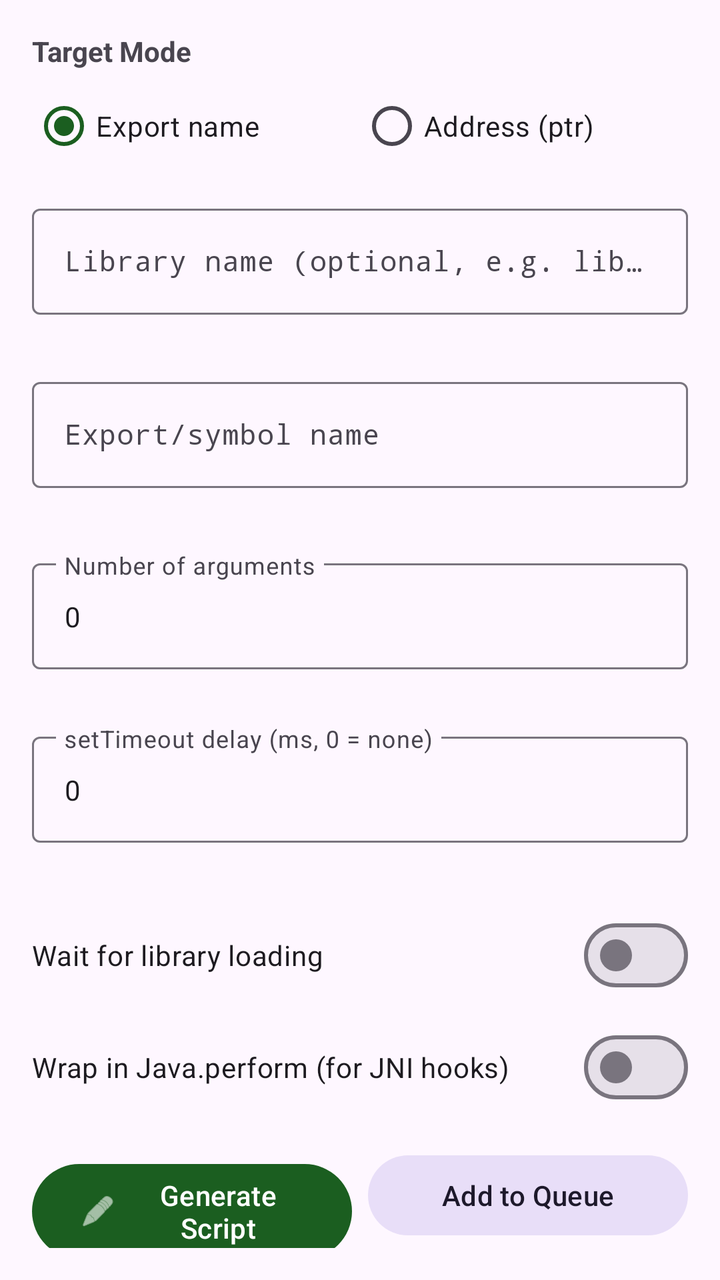
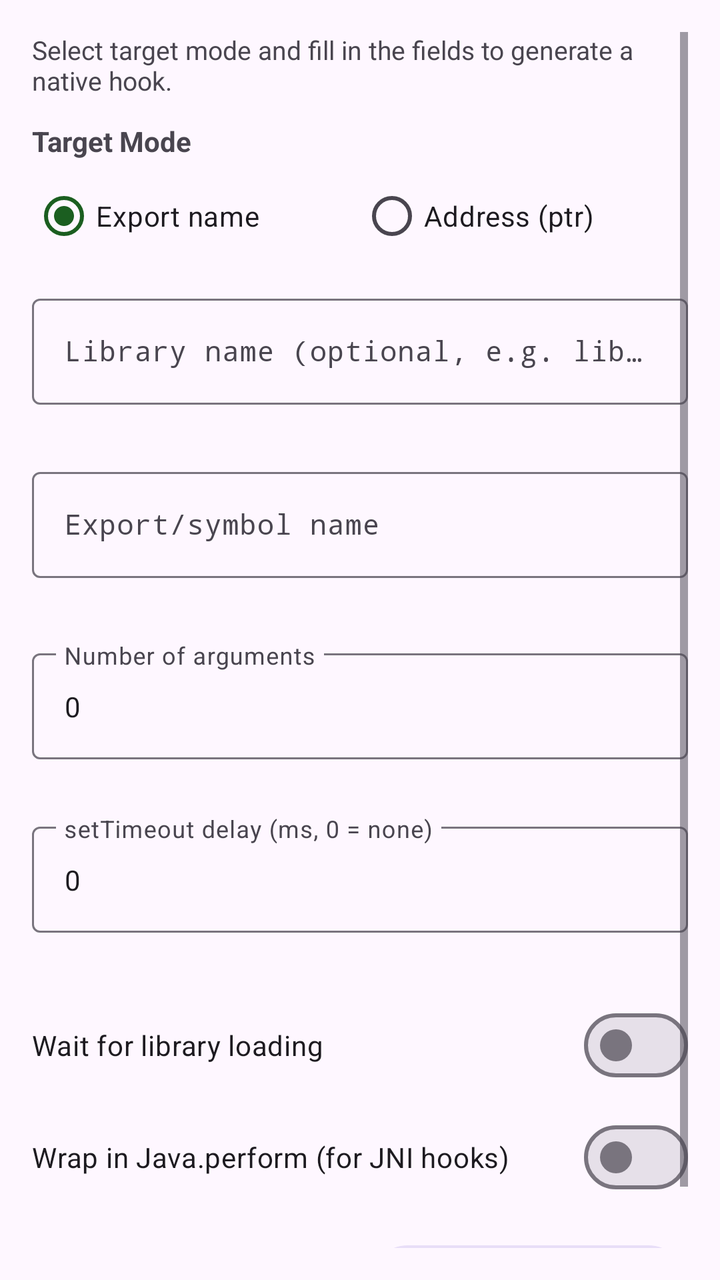

Screens rendered from an Android XML layout before and after an edit, with the pre-edit source and the edit as a unified diff.
<!-- AndroidManifest.xml: application theme AppTheme -->
<!-- res/layout/fragment_native_hook.xml -->
<?xml version="1.0" encoding="utf-8"?>
<ScrollView xmlns:android="http://schemas.android.com/apk/res/android"
    xmlns:app="http://schemas.android.com/apk/res-auto"
    android:layout_width="match_parent"
    android:layout_height="match_parent"
    android:padding="16dp">

    <LinearLayout
        android:layout_width="match_parent"
        android:layout_height="wrap_content"
        android:orientation="vertical">

        
        <TextView
            android:layout_width="wrap_content"
            android:layout_height="wrap_content"
            android:text="@string/label_target_mode"
            android:textStyle="bold"
            android:textSize="14sp" />

        <RadioGroup
            android:id="@+id/radio_target_mode"
            android:layout_width="match_parent"
            android:layout_height="wrap_content"
            android:orientation="horizontal"
            android:layout_marginTop="4dp">

            <com.google.android.material.radiobutton.MaterialRadioButton
                android:id="@+id/radio_export"
                android:layout_width="0dp"
                android:layout_height="wrap_content"
                android:layout_weight="1"
                android:text="@string/radio_export"
                android:checked="true" />

            <com.google.android.material.radiobutton.MaterialRadioButton
                android:id="@+id/radio_address"
                android:layout_width="0dp"
                android:layout_height="wrap_content"
                android:layout_weight="1"
                android:text="@string/radio_address" />

        </RadioGroup>

        
        <com.google.android.material.textfield.TextInputLayout
            android:id="@+id/layout_lib_name"
            android:layout_width="match_parent"
            android:layout_height="wrap_content"
            android:layout_marginTop="12dp"
            android:hint="@string/hint_lib_name"
            app:errorEnabled="true"
            style="@style/Widget.Material3.TextInputLayout.OutlinedBox">

            <com.google.android.material.textfield.TextInputEditText
                android:id="@+id/edit_lib_name"
                android:layout_width="match_parent"
                android:layout_height="wrap_content"
                android:inputType="text"
                android:maxLength="256"
                android:fontFamily="monospace"
                android:textSize="14sp" />

        </com.google.android.material.textfield.TextInputLayout>

        
        <com.google.android.material.textfield.TextInputLayout
            android:id="@+id/layout_export_name"
            android:layout_width="match_parent"
            android:layout_height="wrap_content"
            android:layout_marginTop="8dp"
            android:hint="@string/hint_export_name"
            app:errorEnabled="true"
            style="@style/Widget.Material3.TextInputLayout.OutlinedBox">

            <com.google.android.material.textfield.TextInputEditText
                android:id="@+id/edit_export_name"
                android:layout_width="match_parent"
                android:layout_height="wrap_content"
                android:inputType="text"
                android:maxLength="512"
                android:fontFamily="monospace"
                android:textSize="14sp" />

        </com.google.android.material.textfield.TextInputLayout>

        
        <com.google.android.material.textfield.TextInputLayout
            android:id="@+id/layout_address_field"
            android:layout_width="match_parent"
            android:layout_height="wrap_content"
            android:layout_marginTop="8dp"
            android:hint="@string/hint_address"
            android:visibility="gone"
            app:errorEnabled="true"
            style="@style/Widget.Material3.TextInputLayout.OutlinedBox">

            <com.google.android.material.textfield.TextInputEditText
                android:id="@+id/edit_address"
                android:layout_width="match_parent"
                android:layout_height="wrap_content"
                android:inputType="text"
                android:maxLength="20"
                android:fontFamily="monospace"
                android:textSize="14sp" />

        </com.google.android.material.textfield.TextInputLayout>

        
        <com.google.android.material.textfield.TextInputLayout
            android:id="@+id/layout_arg_count"
            android:layout_width="match_parent"
            android:layout_height="wrap_content"
            android:layout_marginTop="12dp"
            android:hint="@string/hint_arg_count"
            app:errorEnabled="true"
            style="@style/Widget.Material3.TextInputLayout.OutlinedBox">

            <com.google.android.material.textfield.TextInputEditText
                android:id="@+id/edit_arg_count"
                android:layout_width="match_parent"
                android:layout_height="wrap_content"
                android:inputType="number"
                android:maxLength="3"
                android:text="0"
                android:textSize="14sp" />

        </com.google.android.material.textfield.TextInputLayout>

        <com.google.android.material.textfield.TextInputLayout
            android:id="@+id/layout_timeout"
            android:layout_width="match_parent"
            android:layout_height="wrap_content"
            android:layout_marginTop="8dp"
            android:hint="@string/hint_timeout_ms"
            app:errorEnabled="true"
            style="@style/Widget.Material3.TextInputLayout.OutlinedBox">

            <com.google.android.material.textfield.TextInputEditText
                android:id="@+id/edit_timeout"
                android:layout_width="match_parent"
                android:layout_height="wrap_content"
                android:inputType="number"
                android:maxLength="6"
                android:text="0"
                android:textSize="14sp" />

        </com.google.android.material.textfield.TextInputLayout>

        
        <com.google.android.material.materialswitch.MaterialSwitch
            android:id="@+id/switch_wait_for_load"
            android:layout_width="match_parent"
            android:layout_height="wrap_content"
            android:layout_marginTop="12dp"
            android:text="@string/switch_wait_for_load" />

        <com.google.android.material.materialswitch.MaterialSwitch
            android:id="@+id/switch_wrap_perform"
            android:layout_width="match_parent"
            android:layout_height="wrap_content"
            android:layout_marginTop="8dp"
            android:text="@string/switch_wrap_perform" />

        <LinearLayout
            android:layout_width="match_parent"
            android:layout_height="wrap_content"
            android:orientation="horizontal"
            android:layout_marginTop="16dp">

            <com.google.android.material.button.MaterialButton
                android:id="@+id/btn_generate"
                android:layout_width="0dp"
                android:layout_height="wrap_content"
                android:layout_weight="1"
                android:text="@string/btn_generate"
                android:layout_marginEnd="4dp"
                app:icon="@android:drawable/ic_menu_edit" />

            <com.google.android.material.button.MaterialButton
                android:id="@+id/btn_add_to_queue"
                android:layout_width="0dp"
                android:layout_height="wrap_content"
                android:layout_weight="1"
                android:text="@string/btn_add_to_queue"
                android:layout_marginStart="4dp"
                style="@style/Widget.Material3.Button.TonalButton" />

        </LinearLayout>

        
        <TextView
            android:id="@+id/label_queue"
            android:layout_width="wrap_content"
            android:layout_height="wrap_content"
            android:layout_marginTop="16dp"
            android:textStyle="bold"
            android:textSize="14sp"
            android:visibility="gone" />

        <androidx.recyclerview.widget.RecyclerView
            android:id="@+id/recycler_queue"
            android:layout_width="match_parent"
            android:layout_height="wrap_content"
            android:nestedScrollingEnabled="false"
            android:visibility="gone" />

        <LinearLayout
            android:id="@+id/layout_queue_actions"
            android:layout_width="match_parent"
            android:layout_height="wrap_content"
            android:orientation="horizontal"
            android:layout_marginTop="8dp"
            android:visibility="gone">

            <com.google.android.material.button.MaterialButton
                android:id="@+id/btn_compose"
                android:layout_width="0dp"
                android:layout_height="wrap_content"
                android:layout_weight="1"
                android:text="@string/btn_compose_script"
                android:layout_marginEnd="4dp" />

            <com.google.android.material.button.MaterialButton
                android:id="@+id/btn_clear_queue"
                android:layout_width="0dp"
                android:layout_height="wrap_content"
                android:layout_weight="1"
                android:text="@string/btn_clear_queue"
                android:layout_marginStart="4dp"
                style="@style/Widget.Material3.Button.OutlinedButton" />

        </LinearLayout>

        <TextView
            android:id="@+id/label_output"
            android:layout_width="wrap_content"
            android:layout_height="wrap_content"
            android:layout_marginTop="20dp"
            android:text="@string/label_output"
            android:textStyle="bold"
            android:textSize="14sp"
            android:visibility="gone" />

        <HorizontalScrollView
            android:layout_width="match_parent"
            android:layout_height="wrap_content"
            android:layout_marginTop="8dp">

            <TextView
                android:id="@+id/text_output"
                android:layout_width="wrap_content"
                android:layout_height="wrap_content"
                android:padding="16dp"
                android:background="@color/code_bg"
                android:textColor="@color/code_text"
                android:fontFamily="monospace"
                android:textSize="12sp"
                android:textIsSelectable="true"
                android:visibility="gone" />

        </HorizontalScrollView>

        <com.google.android.material.button.MaterialButton
            android:id="@+id/btn_copy"
            android:layout_width="match_parent"
            android:layout_height="wrap_content"
            android:layout_marginTop="12dp"
            android:text="@string/btn_copy"
            android:visibility="gone"
            style="@style/Widget.Material3.Button.TonalButton" />

        <com.google.android.material.button.MaterialButton
            android:id="@+id/btn_export"
            android:layout_width="match_parent"
            android:layout_height="wrap_content"
            android:layout_marginTop="8dp"
            android:text="@string/btn_export"
            android:visibility="gone"
            style="@style/Widget.Material3.Button.OutlinedButton" />

    </LinearLayout>
</ScrollView>
<!-- resources referenced by this layout -->
<resources>
  <color name="code_bg">#263238</color>
  <color name="code_text">#A5D6A7</color>
  <string name="btn_add_to_queue">Add to Queue</string>
  <string name="btn_clear_queue">Clear Queue</string>
  <string name="btn_compose_script">Compose Script</string>
  <string name="btn_copy">Copy to Clipboard</string>
  <string name="btn_export">Export to File</string>
  <string name="btn_generate">Generate Script</string>
  <string name="hint_address">Address (e.g. 0xDEAD)</string>
  <string name="hint_arg_count">Number of arguments</string>
  <string name="hint_export_name">Export/symbol name</string>
  <string name="hint_lib_name">Library name (optional, e.g. libnative.so)</string>
  <string name="hint_timeout_ms">setTimeout delay (ms, 0 = none)</string>
  <string name="label_output">Generated Script</string>
  <string name="label_target_mode">Target Mode</string>
  <string name="radio_address">Address (ptr)</string>
  <string name="radio_export">Export name</string>
  <string name="switch_wait_for_load">Wait for library loading</string>
  <string name="switch_wrap_perform">Wrap in Java.perform (for JNI hooks)</string>
  <style name="AppTheme" parent="Theme.Material3.DayNight.NoActionBar">
          <item name="colorPrimary">@color/primary</item>
          <item name="colorPrimaryContainer">@color/primary_dark</item>
          <item name="colorOnPrimary">@android:color/white</item>
          <item name="colorSecondary">@color/accent</item>
          <item name="android:statusBarColor">@color/primary_dark</item>
      </style>
  <color name="primary">#1B5E20</color>
  <color name="primary_dark">#003300</color>
  <color name="accent">#4CAF50</color>
</resources>

<!-- the commit's change to res/layout/fragment_native_hook.xml (unified diff, before → after) -->
@@ -1,6 +1,11 @@
 <?xml version="1.0" encoding="utf-8"?>
-<ScrollView xmlns:android="http://schemas.android.com/apk/res/android"
+<androidx.coordinatorlayout.widget.CoordinatorLayout xmlns:android="http://schemas.android.com/apk/res/android"
     xmlns:app="http://schemas.android.com/apk/res-auto"
+    android:id="@+id/coordinator"
+    android:layout_width="match_parent"
+    android:layout_height="match_parent">
+
+<ScrollView
     android:layout_width="match_parent"
     android:layout_height="match_parent"
     android:padding="16dp">
@@ -10,6 +15,15 @@
         android:layout_height="wrap_content"
         android:orientation="vertical">
 
+        <TextView
+            android:id="@+id/text_helper"
+            android:layout_width="match_parent"
+            android:layout_height="wrap_content"
+            android:text="@string/helper_native_hook"
+            android:textColor="?android:textColorSecondary"
+            android:textSize="13sp"
+            android:layout_marginBottom="12dp" />
+
         
         <TextView
             android:layout_width="wrap_content"
@@ -30,6 +44,7 @@
                 android:layout_width="0dp"
                 android:layout_height="wrap_content"
                 android:layout_weight="1"
+                android:minHeight="48dp"
                 android:text="@string/radio_export"
                 android:checked="true" />
 
@@ -38,6 +53,7 @@
                 android:layout_width="0dp"
                 android:layout_height="wrap_content"
                 android:layout_weight="1"
+                android:minHeight="48dp"
                 android:text="@string/radio_address" />
 
         </RadioGroup>
@@ -57,6 +73,7 @@
                 android:layout_width="match_parent"
                 android:layout_height="wrap_content"
                 android:inputType="text"
+                android:imeOptions="actionNext"
                 android:maxLength="256"
                 android:fontFamily="monospace"
                 android:textSize="14sp" />
@@ -78,6 +95,7 @@
                 android:layout_width="match_parent"
                 android:layout_height="wrap_content"
                 android:inputType="text"
+                android:imeOptions="actionNext"
                 android:maxLength="512"
                 android:fontFamily="monospace"
                 android:textSize="14sp" />
@@ -100,6 +118,7 @@
                 android:layout_width="match_parent"
                 android:layout_height="wrap_content"
                 android:inputType="text"
+                android:imeOptions="actionNext"
                 android:maxLength="20"
                 android:fontFamily="monospace"
                 android:textSize="14sp" />
@@ -121,6 +140,7 @@
                 android:layout_width="match_parent"
                 android:layout_height="wrap_content"
                 android:inputType="number"
+                android:imeOptions="actionNext"
                 android:maxLength="3"
                 android:text="0"
                 android:textSize="14sp" />
@@ -141,6 +161,7 @@
                 android:layout_width="match_parent"
                 android:layout_height="wrap_content"
                 android:inputType="number"
+                android:imeOptions="actionDone"
                 android:maxLength="6"
                 android:text="0"
                 android:textSize="14sp" />
@@ -232,52 +253,59 @@
 
         </LinearLayout>
 
-        <TextView
-            android:id="@+id/label_output"
-            android:layout_width="wrap_content"
-            android:layout_height="wrap_content"
-            android:layout_marginTop="20dp"
-            android:text="@string/label_output"
-            android:textStyle="bold"
-            android:textSize="14sp"
-            android:visibility="gone" />
-
-        <HorizontalScrollView
-            android:layout_width="match_parent"
-            android:layout_height="wrap_content"
-            android:layout_marginTop="8dp">
+        <LinearLayout
+            android:id="@+id/layout_output_section"
+            android:layout_width="match_parent"
+            android:layout_height="wrap_content"
+            android:orientation="vertical"
+            android:visibility="gone">
 
             <TextView
-                android:id="@+id/text_output"
+                android:id="@+id/label_output"
                 android:layout_width="wrap_content"
                 android:layout_height="wrap_content"
-                android:padding="16dp"
-                android:background="@color/code_bg"
-                android:textColor="@color/code_text"
-                android:fontFamily="monospace"
-                android:textSize="12sp"
-                android:textIsSelectable="true"
-                android:visibility="gone" />
-
-        </HorizontalScrollView>
-
-        <com.google.android.material.button.MaterialButton
-            android:id="@+id/btn_copy"
-            android:layout_width="match_parent"
-            android:layout_height="wrap_content"
-            android:layout_marginTop="12dp"
-            android:text="@string/btn_copy"
-            android:visibility="gone"
-            style="@style/Widget.Material3.Button.TonalButton" />
-
-        <com.google.android.material.button.MaterialButton
-            android:id="@+id/btn_export"
-            android:layout_width="match_parent"
-            android:layout_height="wrap_content"
-            android:layout_marginTop="8dp"
-            android:text="@string/btn_export"
-            android:visibility="gone"
-            style="@style/Widget.Material3.Button.OutlinedButton" />
+                android:layout_marginTop="20dp"
+                android:text="@string/label_output"
+                android:textStyle="bold"
+                android:textSize="14sp" />
+
+            <HorizontalScrollView
+                android:layout_width="match_parent"
+                android:layout_height="wrap_content"
+                android:layout_marginTop="8dp">
+
+                <TextView
+                    android:id="@+id/text_output"
+                    android:layout_width="wrap_content"
+                    android:layout_height="wrap_content"
+                    android:padding="16dp"
+                    android:background="@color/code_bg"
+                    android:textColor="@color/code_text"
+                    android:fontFamily="monospace"
+                    android:textSize="12sp"
+                    android:textIsSelectable="true"
+                    android:accessibilityLiveRegion="polite" />
+
+            </HorizontalScrollView>
+
+            <com.google.android.material.button.MaterialButton
+                android:id="@+id/btn_copy"
+                android:layout_width="match_parent"
+                android:layout_height="wrap_content"
+                android:layout_marginTop="12dp"
+                android:text="@string/btn_copy"
+                style="@style/Widget.Material3.Button.TonalButton" />
+
+            <com.google.android.material.button.MaterialButton
+                android:id="@+id/btn_export"
+                android:layout_width="match_parent"
+                android:layout_height="wrap_content"
+                android:layout_marginTop="8dp"
+                android:text="@string/btn_export"
+                style="@style/Widget.Material3.Button.OutlinedButton" />
+
+        </LinearLayout>
 
     </LinearLayout>
 </ScrollView>
+</androidx.coordinatorlayout.widget.CoordinatorLayout>
<!-- resource entries referenced after the edit -->
@@ -8,6 +8,7 @@
   <string name="btn_copy">Copy to Clipboard</string>
   <string name="btn_export">Export to File</string>
   <string name="btn_generate">Generate Script</string>
+  <string name="helper_native_hook">Select target mode and fill in the fields to generate a native hook.</string>
   <string name="hint_address">Address (e.g. 0xDEAD)</string>
   <string name="hint_arg_count">Number of arguments</string>
   <string name="hint_export_name">Export/symbol name</string>
